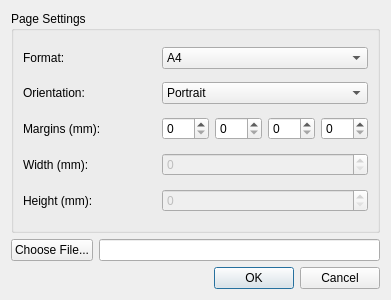
Before: the Qt Designer form src/export_pdf_dialog.ui in denprog/yutovo-desktop, drawn with Qt 5.
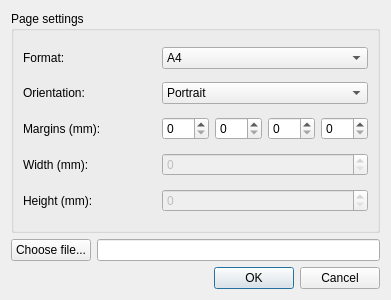
After: the same form once the commit is applied.

Diff of the .ui file:
```diff
--- a/src/export_pdf_dialog.ui
+++ b/src/export_pdf_dialog.ui
@@ -17,7 +17,7 @@
    <item>
     <widget class="QGroupBox" name="groupBox">
      <property name="title">
-      <string>Page Settings</string>
+      <string>Page settings</string>
      </property>
      <layout class="QGridLayout" name="gridLayout">
       <item row="0" column="0">
@@ -194,7 +194,7 @@
      <item>
       <widget class="QPushButton" name="chooseFile">
        <property name="text">
-        <string>Choose File...</string>
+        <string>Choose file...</string>
        </property>
       </widget>
      </item>
```
